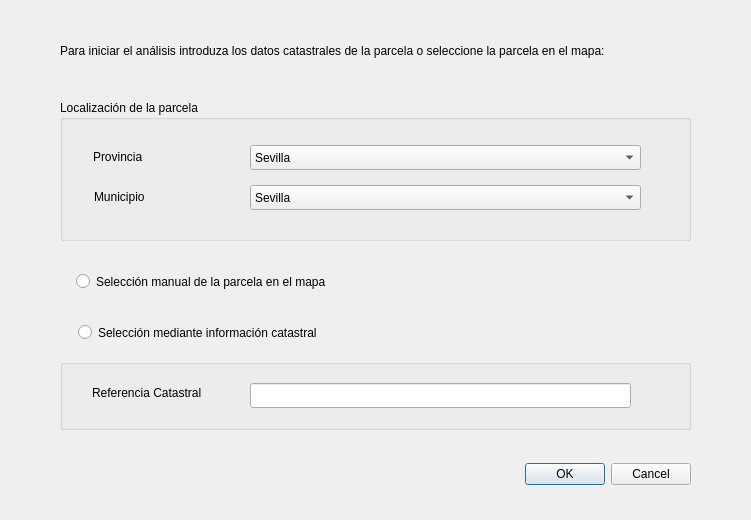
First picture: the form in Ui_SeleccionForm.ui, repository rubenmarrufo/herevea, before the edit.
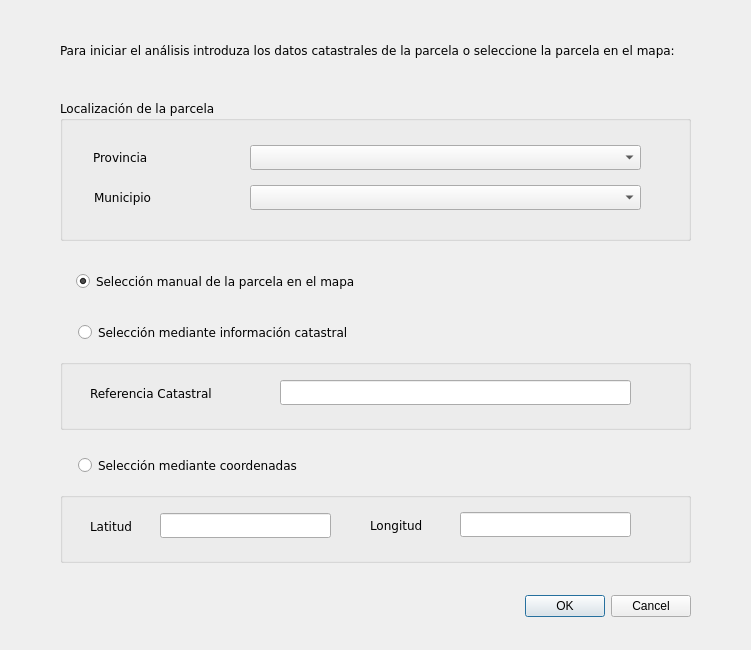
Second picture: the form after the edit. Icons and pictures are not drawn.

```diff
--- a/Ui_SeleccionForm.ui
+++ b/Ui_SeleccionForm.ui
@@ -7,9 +7,21 @@
     <x>0</x>
     <y>0</y>
     <width>751</width>
-    <height>520</height>
+    <height>650</height>
    </rect>
   </property>
+  <property name="minimumSize">
+   <size>
+    <width>751</width>
+    <height>0</height>
+   </size>
+  </property>
+  <property name="maximumSize">
+   <size>
+    <width>751</width>
+    <height>920</height>
+   </size>
+  </property>
   <property name="windowTitle">
    <string>Herevea</string>
   </property>
@@ -21,7 +33,7 @@
    <property name="geometry">
     <rect>
      <x>350</x>
-     <y>458</y>
+     <y>590</y>
      <width>341</width>
      <height>32</height>
     </rect>
@@ -42,6 +54,11 @@
      <height>61</height>
     </rect>
    </property>
+   <property name="font">
+    <font>
+     <family>Verdana</family>
+    </font>
+   </property>
    <property name="text">
     <string>Para iniciar el análisis introduza los datos catastrales de la parcela o seleccione la parcela en el mapa:</string>
    </property>
@@ -58,6 +75,11 @@
      <height>141</height>
     </rect>
    </property>
+   <property name="font">
+    <font>
+     <family>Verdana</family>
+    </font>
+   </property>
    <property name="title">
     <string>Localización de la parcela</string>
    </property>
@@ -70,6 +92,11 @@
       <height>20</height>
      </rect>
     </property>
+    <property name="font">
+     <font>
+      <family>Verdana</family>
+     </font>
+    </property>
     <property name="text">
      <string>Provincia</string>
     </property>
@@ -83,6 +110,11 @@
       <height>20</height>
      </rect>
     </property>
+    <property name="font">
+     <font>
+      <family>Verdana</family>
+     </font>
+    </property>
     <property name="text">
      <string>Municipio</string>
     </property>
@@ -96,11 +128,6 @@
       <height>25</height>
      </rect>
     </property>
-    <item>
-     <property name="text">
-      <string>Sevilla</string>
-     </property>
-    </item>
    </widget>
    <widget class="QComboBox" name="cmbMunicipio">
     <property name="geometry">
@@ -111,22 +138,25 @@
       <height>25</height>
      </rect>
     </property>
-    <item>
-     <property name="text">
-      <string>Sevilla</string>
-     </property>
-    </item>
    </widget>
   </widget>
   <widget class="QRadioButton" name="radCatastro">
+   <property name="enabled">
+    <bool>true</bool>
+   </property>
    <property name="geometry">
     <rect>
      <x>78</x>
      <y>321</y>
-     <width>371</width>
+     <width>611</width>
      <height>23</height>
     </rect>
    </property>
+   <property name="font">
+    <font>
+     <family>Verdana</family>
+    </font>
+   </property>
    <property name="text">
     <string>Selección mediante información catastral</string>
    </property>
@@ -136,15 +166,26 @@
     <rect>
      <x>76</x>
      <y>270</y>
-     <width>371</width>
+     <width>631</width>
      <height>23</height>
     </rect>
    </property>
+   <property name="font">
+    <font>
+     <family>Verdana</family>
+    </font>
+   </property>
    <property name="text">
     <string>Selección manual de la parcela en el mapa</string>
    </property>
+   <property name="checked">
+    <bool>true</bool>
+   </property>
   </widget>
   <widget class="QGroupBox" name="groupBox_2">
+   <property name="enabled">
+    <bool>true</bool>
+   </property>
    <property name="geometry">
     <rect>
      <x>60</x>
@@ -159,30 +200,149 @@
    <widget class="QLineEdit" name="tbxRefCatastral">
     <property name="geometry">
      <rect>
-      <x>190</x>
-      <y>24</y>
-      <width>381</width>
+      <x>220</x>
+      <y>21</y>
+      <width>351</width>
       <height>25</height>
      </rect>
     </property>
+    <property name="font">
+     <font>
+      <family>Verdana</family>
+     </font>
+    </property>
     <property name="readOnly">
-     <bool>true</bool>
+     <bool>false</bool>
     </property>
    </widget>
    <widget class="QLabel" name="label_32">
     <property name="geometry">
      <rect>
-      <x>32</x>
+      <x>30</x>
       <y>24</y>
       <width>181</width>
       <height>20</height>
      </rect>
     </property>
+    <property name="font">
+     <font>
+      <family>Verdana</family>
+     </font>
+    </property>
     <property name="text">
      <string>Referencia Catastral</string>
     </property>
    </widget>
   </widget>
+  <widget class="QRadioButton" name="radCoordenadas">
+   <property name="enabled">
+    <bool>true</bool>
+   </property>
+   <property name="geometry">
+    <rect>
+     <x>78</x>
+     <y>454</y>
+     <width>371</width>
+     <height>23</height>
+    </rect>
+   </property>
+   <property name="font">
+    <font>
+     <family>Verdana</family>
+    </font>
+   </property>
+   <property name="text">
+    <string>Selección mediante coordenadas</string>
+   </property>
+  </widget>
+  <widget class="QGroupBox" name="groupBox_3">
+   <property name="enabled">
+    <bool>true</bool>
+   </property>
+   <property name="geometry">
+    <rect>
+     <x>60</x>
+     <y>492</y>
+     <width>631</width>
+     <height>71</height>
+    </rect>
+   </property>
+   <property name="title">
+    <string/>
+   </property>
+   <widget class="QLineEdit" name="tbxLat">
+    <property name="geometry">
+     <rect>
+      <x>100</x>
+      <y>21</y>
+      <width>171</width>
+      <height>25</height>
+     </rect>
+    </property>
+    <property name="font">
+     <font>
+      <family>Verdana</family>
+     </font>
+    </property>
+    <property name="readOnly">
+     <bool>false</bool>
+    </property>
+   </widget>
+   <widget class="QLabel" name="label_35">
+    <property name="geometry">
+     <rect>
+      <x>30</x>
+      <y>24</y>
+      <width>91</width>
+      <height>20</height>
+     </rect>
+    </property>
+    <property name="font">
+     <font>
+      <family>Verdana</family>
+     </font>
+    </property>
+    <property name="text">
+     <string>Latitud</string>
+    </property>
+   </widget>
+   <widget class="QLabel" name="label_36">
+    <property name="geometry">
+     <rect>
+      <x>310</x>
+      <y>23</y>
+      <width>91</width>
+      <height>20</height>
+     </rect>
+    </property>
+    <property name="font">
+     <font>
+      <family>Verdana</family>
+     </font>
+    </property>
+    <property name="text">
+     <string>Longitud</string>
+    </property>
+   </widget>
+   <widget class="QLineEdit" name="tbxLong">
+    <property name="geometry">
+     <rect>
+      <x>400</x>
+      <y>20</y>
+      <width>171</width>
+      <height>25</height>
+     </rect>
+    </property>
+    <property name="font">
+     <font>
+      <family>Verdana</family>
+     </font>
+    </property>
+    <property name="readOnly">
+     <bool>false</bool>
+    </property>
+   </widget>
+  </widget>
   <zorder>groupBox_2</zorder>
   <zorder>buttonBox</zorder>
   <zorder>label</zorder>
```
Left out of the diff: 11 changed lines with no effect on the pictures.
